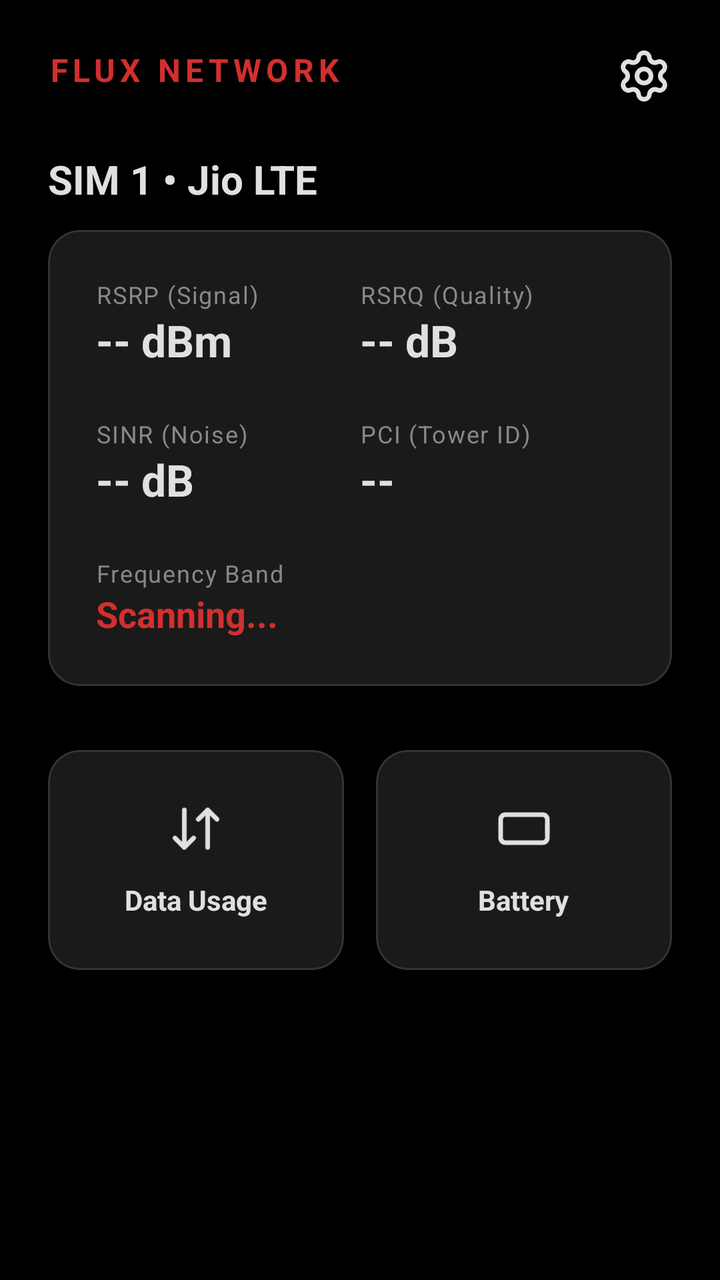
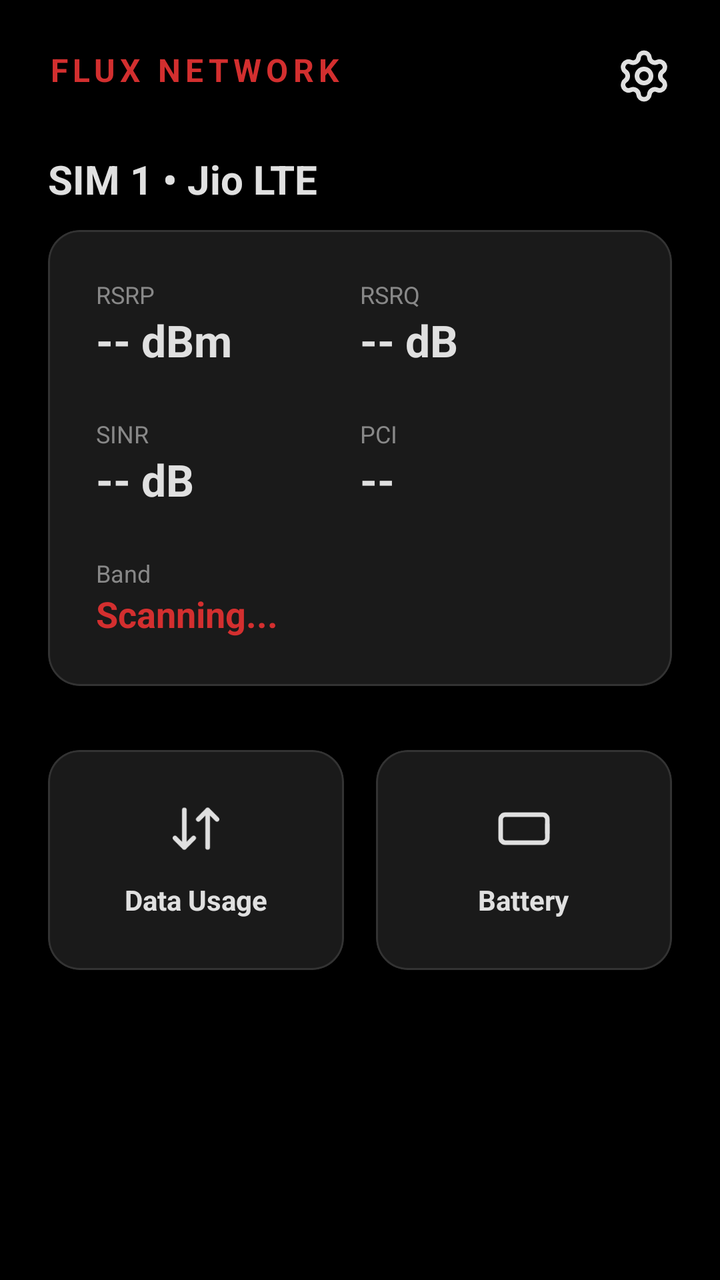

The first picture is an Android layout as it rendered before a commit; the second is the same layout after the commit. The layout source and the unified diff follow.
<!-- AndroidManifest.xml: application theme Theme.Flux -->
<!-- res/layout/fragment_dashboard.xml -->
<?xml version="1.0" encoding="utf-8"?>
<ScrollView xmlns:android="http://schemas.android.com/apk/res/android"
    xmlns:app="http://schemas.android.com/apk/res-auto"
    android:layout_width="match_parent"
    android:layout_height="match_parent"
    android:background="@color/deep_black"
    android:fillViewport="true">

    <LinearLayout
        android:layout_width="match_parent"
        android:layout_height="wrap_content"
        android:orientation="vertical"
        android:padding="24dp">

        <androidx.constraintlayout.widget.ConstraintLayout
            android:layout_width="match_parent"
            android:layout_height="wrap_content"
            android:layout_marginBottom="24dp">
            
            <TextView
                android:id="@+id/headerTitle"
                android:layout_width="wrap_content"
                android:layout_height="wrap_content"
                android:text="FLUX NETWORK"
                android:letterSpacing="0.15"
                android:textColor="@color/classic_red"
                android:textSize="16sp"
                android:textStyle="bold"
                app:layout_constraintStart_toStartOf="parent"
                app:layout_constraintTop_toTopOf="parent" />

            <ImageView
                android:id="@+id/btnSettings"
                android:layout_width="28dp"
                android:layout_height="28dp"
                android:src="@drawable/ic_settings"
                app:tint="@color/leica_white"
                app:layout_constraintEnd_toEndOf="parent"
                app:layout_constraintTop_toTopOf="parent"
                app:layout_constraintBottom_toBottomOf="parent"/>
        </androidx.constraintlayout.widget.ConstraintLayout>

        <TextView
            android:layout_width="wrap_content"
            android:layout_height="wrap_content"
            android:text="SIM 1 • Jio LTE"
            android:textColor="@color/leica_white"
            android:textSize="20sp"
            android:textStyle="bold"
            android:layout_marginBottom="12dp"/>

        <com.google.android.material.card.MaterialCardView
            android:layout_width="match_parent"
            android:layout_height="wrap_content"
            android:layout_marginBottom="32dp"
            app:cardBackgroundColor="#1A1A1A"
            app:cardCornerRadius="16dp"
            app:strokeColor="#333333"
            app:strokeWidth="1dp">

            <LinearLayout
                android:layout_width="match_parent"
                android:layout_height="wrap_content"
                android:orientation="vertical"
                android:padding="24dp">

                <LinearLayout
                    android:layout_width="match_parent"
                    android:layout_height="wrap_content"
                    android:orientation="horizontal"
                    android:layout_marginBottom="24dp">
                    
                    <LinearLayout 
                        android:layout_width="0dp" 
                        android:layout_weight="1" 
                        android:layout_height="wrap_content" 
                        android:orientation="vertical">
                        <TextView 
                            android:layout_width="wrap_content" 
                            android:layout_height="wrap_content" 
                            android:text="RSRP (Signal)" 
                            android:textColor="#888888" 
                            android:textSize="12sp"
                            android:letterSpacing="0.05"/>
                        <TextView 
                            android:id="@+id/sim1_rsrp" 
                            android:layout_width="wrap_content" 
                            android:layout_height="wrap_content" 
                            android:text="-- dBm" 
                            android:textColor="@color/leica_white" 
                            android:textSize="22sp" 
                            android:textStyle="bold"/>
                    </LinearLayout>

                    <LinearLayout 
                        android:layout_width="0dp" 
                        android:layout_weight="1" 
                        android:layout_height="wrap_content" 
                        android:orientation="vertical">
                        <TextView 
                            android:layout_width="wrap_content" 
                            android:layout_height="wrap_content" 
                            android:text="RSRQ (Quality)" 
                            android:textColor="#888888" 
                            android:textSize="12sp"
                            android:letterSpacing="0.05"/>
                        <TextView 
                            android:id="@+id/sim1_rsrq" 
                            android:layout_width="wrap_content" 
                            android:layout_height="wrap_content" 
                            android:text="-- dB" 
                            android:textColor="@color/leica_white" 
                            android:textSize="22sp" 
                            android:textStyle="bold"/>
                    </LinearLayout>
                </LinearLayout>

                <LinearLayout
                    android:layout_width="match_parent"
                    android:layout_height="wrap_content"
                    android:orientation="horizontal"
                    android:layout_marginBottom="24dp">
                    
                    <LinearLayout 
                        android:layout_width="0dp" 
                        android:layout_weight="1" 
                        android:layout_height="wrap_content" 
                        android:orientation="vertical">
                        <TextView 
                            android:layout_width="wrap_content" 
                            android:layout_height="wrap_content" 
                            android:text="SINR (Noise)" 
                            android:textColor="#888888" 
                            android:textSize="12sp"
                            android:letterSpacing="0.05"/>
                        <TextView 
                            android:id="@+id/sim1_sinr" 
                            android:layout_width="wrap_content" 
                            android:layout_height="wrap_content" 
                            android:text="-- dB" 
                            android:textColor="@color/leica_white" 
                            android:textSize="22sp" 
                            android:textStyle="bold"/>
                    </LinearLayout>

                    <LinearLayout 
                        android:layout_width="0dp" 
                        android:layout_weight="1" 
                        android:layout_height="wrap_content" 
                        android:orientation="vertical">
                        <TextView 
                            android:layout_width="wrap_content" 
                            android:layout_height="wrap_content" 
                            android:text="PCI (Tower ID)" 
                            android:textColor="#888888" 
                            android:textSize="12sp"
                            android:letterSpacing="0.05"/>
                        <TextView 
                            android:id="@+id/sim1_pci" 
                            android:layout_width="wrap_content" 
                            android:layout_height="wrap_content" 
                            android:text="--" 
                            android:textColor="@color/leica_white" 
                            android:textSize="22sp" 
                            android:textStyle="bold"/>
                    </LinearLayout>
                </LinearLayout>

                <LinearLayout 
                    android:layout_width="match_parent" 
                    android:layout_height="wrap_content" 
                    android:orientation="vertical">
                    <TextView 
                        android:layout_width="wrap_content" 
                        android:layout_height="wrap_content" 
                        android:text="Frequency Band" 
                        android:textColor="#888888" 
                        android:textSize="12sp"
                        android:letterSpacing="0.05"/>
                    <TextView 
                        android:id="@+id/sim1_band" 
                        android:layout_width="wrap_content" 
                        android:layout_height="wrap_content" 
                        android:text="Scanning..." 
                        android:textColor="@color/classic_red" 
                        android:textSize="18sp" 
                        android:textStyle="bold"/>
                </LinearLayout>
            </LinearLayout>
        </com.google.android.material.card.MaterialCardView>

        <LinearLayout
            android:layout_width="match_parent"
            android:layout_height="wrap_content"
            android:orientation="horizontal">

            <com.google.android.material.card.MaterialCardView
                android:id="@+id/cardData"
                android:layout_width="0dp"
                android:layout_height="110dp"
                android:layout_weight="1"
                android:layout_marginEnd="8dp"
                app:cardBackgroundColor="#1A1A1A"
                app:cardCornerRadius="16dp"
                app:strokeColor="#333333"
                app:strokeWidth="1dp">
                
                <LinearLayout
                    android:layout_width="match_parent"
                    android:layout_height="match_parent"
                    android:gravity="center"
                    android:orientation="vertical">
                    
                    <ImageView
                        android:layout_width="28dp"
                        android:layout_height="28dp"
                        android:src="@drawable/ic_data"
                        app:tint="@color/leica_white"/>
                    
                    <TextView
                        android:layout_width="wrap_content"
                        android:layout_height="wrap_content"
                        android:layout_marginTop="12dp"
                        android:text="Data Usage"
                        android:textColor="@color/leica_white"
                        android:textSize="14sp"
                        android:textStyle="bold"/>
                </LinearLayout>
            </com.google.android.material.card.MaterialCardView>

            <com.google.android.material.card.MaterialCardView
                android:id="@+id/cardBattery"
                android:layout_width="0dp"
                android:layout_height="110dp"
                android:layout_weight="1"
                android:layout_marginStart="8dp"
                app:cardBackgroundColor="#1A1A1A"
                app:cardCornerRadius="16dp"
                app:strokeColor="#333333"
                app:strokeWidth="1dp">

                <LinearLayout
                    android:layout_width="match_parent"
                    android:layout_height="match_parent"
                    android:gravity="center"
                    android:orientation="vertical">

                    <ImageView
                        android:layout_width="28dp"
                        android:layout_height="28dp"
                        android:src="@drawable/ic_battery"
                        app:tint="@color/leica_white"/>

                    <TextView
                        android:id="@+id/txtBattery"
                        android:layout_width="wrap_content"
                        android:layout_height="wrap_content"
                        android:layout_marginTop="12dp"
                        android:text="Battery"
                        android:textColor="@color/leica_white"
                        android:textSize="14sp"
                        android:textStyle="bold"/>
                </LinearLayout>
            </com.google.android.material.card.MaterialCardView>
        </LinearLayout>

    </LinearLayout>
</ScrollView>
<!-- resources referenced by this layout -->
<resources>
  <color name="classic_red">#D32F2F</color>
  <color name="deep_black">#000000</color>
  <color name="leica_white">#E0E0E0</color>
  <!-- drawable ic_battery (drawable) -->
  <vector xmlns:android="http://schemas.android.com/apk/res/android"
      android:width="24dp"
      android:height="24dp"
      android:viewportWidth="24"
      android:viewportHeight="24">
      <path
          android:strokeColor="#FFFFFF"
          android:strokeWidth="2"
          android:strokeLineCap="round"
          android:strokeLineJoin="round"
          android:pathData="M22 14 L22 10"/>
      <path
          android:strokeColor="#FFFFFF"
          android:strokeWidth="2"
          android:strokeLineCap="round"
          android:strokeLineJoin="round"
          android:pathData="M4,6 h16 a2,2 0 0 1 2,2 v8 a2,2 0 0 1 -2,2 h-16 a2,2 0 0 1 -2,-2 v-8 a2,2 0 0 1 2,-2 z"/>
  </vector>
  <!-- drawable ic_data (drawable) -->
  <vector xmlns:android="http://schemas.android.com/apk/res/android"
      android:width="24dp"
      android:height="24dp"
      android:viewportWidth="24"
      android:viewportHeight="24">
      <path
          android:strokeColor="#FFFFFF"
          android:strokeWidth="2"
          android:strokeLineCap="round"
          android:strokeLineJoin="round"
          android:pathData="m3 16 4 4 4-4 M7 20V4 m14 4-4-4-4 4 M17 4v16"/>
  </vector>
  <!-- drawable ic_settings (drawable) -->
  <vector xmlns:android="http://schemas.android.com/apk/res/android"
      android:width="24dp"
      android:height="24dp"
      android:viewportWidth="24"
      android:viewportHeight="24">
      <path
          android:strokeColor="#FFFFFF"
          android:strokeWidth="2"
          android:strokeLineCap="round"
          android:strokeLineJoin="round"
          android:pathData="M9.671 4.136a2.34 2.34 0 0 1 4.659 0 2.34 2.34 0 0 0 3.319 1.915 2.34 2.34 0 0 1 2.33 4.033 2.34 2.34 0 0 0 0 3.831 2.34 2.34 0 0 1-2.33 4.033 2.34 2.34 0 0 0-3.319 1.915 2.34 2.34 0 0 1-4.659 0 2.34 2.34 0 0 0-3.32-1.915 2.34 2.34 0 0 1-2.33-4.033 2.34 2.34 0 0 0 0-3.831A2.34 2.34 0 0 1 6.35 6.051a2.34 2.34 0 0 0 3.319-1.915"/>
      <path
          android:strokeColor="#FFFFFF"
          android:strokeWidth="2"
          android:strokeLineCap="round"
          android:strokeLineJoin="round"
          android:pathData="M15,12A3,3 0 1,1 9,12A3,3 0 1,1 15,12"/>
  </vector>
  <style name="Theme.Flux" parent="Theme.MaterialComponents.DayNight.NoActionBar">
          <item name="colorPrimary">@color/classic_red</item>
          <item name="colorPrimaryVariant">@color/deep_black</item>
          <item name="colorOnPrimary">@color/leica_white</item>
          <item name="android:statusBarColor">@color/deep_black</item>
          <item name="android:windowBackground">@color/deep_black</item>
          <item name="android:navigationBarColor">@color/soft_black</item>
      </style>
  <color name="soft_black">#121212</color>
</resources>

<!-- the commit's change to res/layout/fragment_dashboard.xml (unified diff, before → after) -->
@@ -70,48 +70,14 @@
                     android:orientation="horizontal"
                     android:layout_marginBottom="24dp">
                     
-                    <LinearLayout 
-                        android:layout_width="0dp" 
-                        android:layout_weight="1" 
-                        android:layout_height="wrap_content" 
-                        android:orientation="vertical">
-                        <TextView 
-                            android:layout_width="wrap_content" 
-                            android:layout_height="wrap_content" 
-                            android:text="RSRP (Signal)" 
-                            android:textColor="#888888" 
-                            android:textSize="12sp"
-                            android:letterSpacing="0.05"/>
-                        <TextView 
-                            android:id="@+id/sim1_rsrp" 
-                            android:layout_width="wrap_content" 
-                            android:layout_height="wrap_content" 
-                            android:text="-- dBm" 
-                            android:textColor="@color/leica_white" 
-                            android:textSize="22sp" 
-                            android:textStyle="bold"/>
+                    <LinearLayout android:layout_width="0dp" android:layout_weight="1" android:layout_height="wrap_content" android:orientation="vertical">
+                        <TextView android:layout_width="wrap_content" android:layout_height="wrap_content" android:text="RSRP" android:textColor="#888888" android:textSize="12sp"/>
+                        <TextView android:id="@+id/sim1_rsrp" android:layout_width="wrap_content" android:layout_height="wrap_content" android:text="-- dBm" android:textColor="@color/leica_white" android:textSize="22sp" android:textStyle="bold"/>
                     </LinearLayout>
 
-                    <LinearLayout 
-                        android:layout_width="0dp" 
-                        android:layout_weight="1" 
-                        android:layout_height="wrap_content" 
-                        android:orientation="vertical">
-                        <TextView 
-                            android:layout_width="wrap_content" 
-                            android:layout_height="wrap_content" 
-                            android:text="RSRQ (Quality)" 
-                            android:textColor="#888888" 
-                            android:textSize="12sp"
-                            android:letterSpacing="0.05"/>
-                        <TextView 
-                            android:id="@+id/sim1_rsrq" 
-                            android:layout_width="wrap_content" 
-                            android:layout_height="wrap_content" 
-                            android:text="-- dB" 
-                            android:textColor="@color/leica_white" 
-                            android:textSize="22sp" 
-                            android:textStyle="bold"/>
+                    <LinearLayout android:layout_width="0dp" android:layout_weight="1" android:layout_height="wrap_content" android:orientation="vertical">
+                        <TextView android:layout_width="wrap_content" android:layout_height="wrap_content" android:text="RSRQ" android:textColor="#888888" android:textSize="12sp"/>
+                        <TextView android:id="@+id/sim1_rsrq" android:layout_width="wrap_content" android:layout_height="wrap_content" android:text="-- dB" android:textColor="@color/leica_white" android:textSize="22sp" android:textStyle="bold"/>
                     </LinearLayout>
                 </LinearLayout>
 
@@ -121,70 +87,20 @@
                     android:orientation="horizontal"
                     android:layout_marginBottom="24dp">
                     
-                    <LinearLayout 
-                        android:layout_width="0dp" 
-                        android:layout_weight="1" 
-                        android:layout_height="wrap_content" 
-                        android:orientation="vertical">
-                        <TextView 
-                            android:layout_width="wrap_content" 
-                            android:layout_height="wrap_content" 
-                            android:text="SINR (Noise)" 
-                            android:textColor="#888888" 
-                            android:textSize="12sp"
-                            android:letterSpacing="0.05"/>
-                        <TextView 
-                            android:id="@+id/sim1_sinr" 
-                            android:layout_width="wrap_content" 
-                            android:layout_height="wrap_content" 
-                            android:text="-- dB" 
-                            android:textColor="@color/leica_white" 
-                            android:textSize="22sp" 
-                            android:textStyle="bold"/>
+                    <LinearLayout android:layout_width="0dp" android:layout_weight="1" android:layout_height="wrap_content" android:orientation="vertical">
+                        <TextView android:layout_width="wrap_content" android:layout_height="wrap_content" android:text="SINR" android:textColor="#888888" android:textSize="12sp"/>
+                        <TextView android:id="@+id/sim1_sinr" android:layout_width="wrap_content" android:layout_height="wrap_content" android:text="-- dB" android:textColor="@color/leica_white" android:textSize="22sp" android:textStyle="bold"/>
                     </LinearLayout>
 
-                    <LinearLayout 
-                        android:layout_width="0dp" 
-                        android:layout_weight="1" 
-                        android:layout_height="wrap_content" 
-                        android:orientation="vertical">
-                        <TextView 
-                            android:layout_width="wrap_content" 
-                            android:layout_height="wrap_content" 
-                            android:text="PCI (Tower ID)" 
-                            android:textColor="#888888" 
-                            android:textSize="12sp"
-                            android:letterSpacing="0.05"/>
-                        <TextView 
-                            android:id="@+id/sim1_pci" 
-                            android:layout_width="wrap_content" 
-                            android:layout_height="wrap_content" 
-                            android:text="--" 
-                            android:textColor="@color/leica_white" 
-                            android:textSize="22sp" 
-                            android:textStyle="bold"/>
+                    <LinearLayout android:layout_width="0dp" android:layout_weight="1" android:layout_height="wrap_content" android:orientation="vertical">
+                        <TextView android:layout_width="wrap_content" android:layout_height="wrap_content" android:text="PCI" android:textColor="#888888" android:textSize="12sp"/>
+                        <TextView android:id="@+id/sim1_pci" android:layout_width="wrap_content" android:layout_height="wrap_content" android:text="--" android:textColor="@color/leica_white" android:textSize="22sp" android:textStyle="bold"/>
                     </LinearLayout>
                 </LinearLayout>
 
-                <LinearLayout 
-                    android:layout_width="match_parent" 
-                    android:layout_height="wrap_content" 
-                    android:orientation="vertical">
-                    <TextView 
-                        android:layout_width="wrap_content" 
-                        android:layout_height="wrap_content" 
-                        android:text="Frequency Band" 
-                        android:textColor="#888888" 
-                        android:textSize="12sp"
-                        android:letterSpacing="0.05"/>
-                    <TextView 
-                        android:id="@+id/sim1_band" 
-                        android:layout_width="wrap_content" 
-                        android:layout_height="wrap_content" 
-                        android:text="Scanning..." 
-                        android:textColor="@color/classic_red" 
-                        android:textSize="18sp" 
-                        android:textStyle="bold"/>
+                <LinearLayout android:layout_width="match_parent" android:layout_height="wrap_content" android:orientation="vertical">
+                    <TextView android:layout_width="wrap_content" android:layout_height="wrap_content" android:text="Band" android:textColor="#888888" android:textSize="12sp"/>
+                    <TextView android:id="@+id/sim1_band" android:layout_width="wrap_content" android:layout_height="wrap_content" android:text="Scanning..." android:textColor="@color/classic_red" android:textSize="18sp" android:textStyle="bold"/>
                 </LinearLayout>
             </LinearLayout>
         </com.google.android.material.card.MaterialCardView>
@@ -218,6 +134,7 @@
                         app:tint="@color/leica_white"/>
                     
                     <TextView
+                        android:id="@+id/lblData"
                         android:layout_width="wrap_content"
                         android:layout_height="wrap_content"
                         android:layout_marginTop="12dp"
@@ -252,7 +169,7 @@
                         app:tint="@color/leica_white"/>
 
                     <TextView
-                        android:id="@+id/txtBattery"
+                        android:id="@+id/lblBattery"
                         android:layout_width="wrap_content"
                         android:layout_height="wrap_content"
                         android:layout_marginTop="12dp"
@@ -263,6 +180,5 @@
                 </LinearLayout>
             </com.google.android.material.card.MaterialCardView>
         </LinearLayout>
-
     </LinearLayout>
 </ScrollView>
